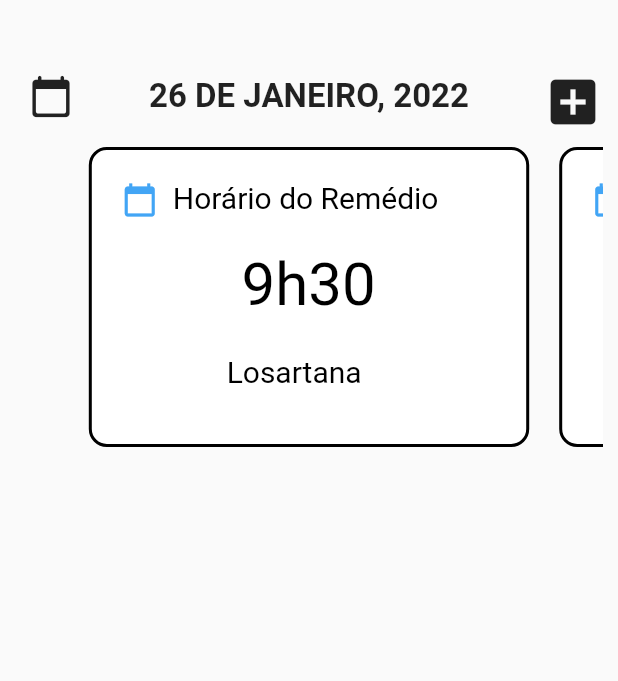
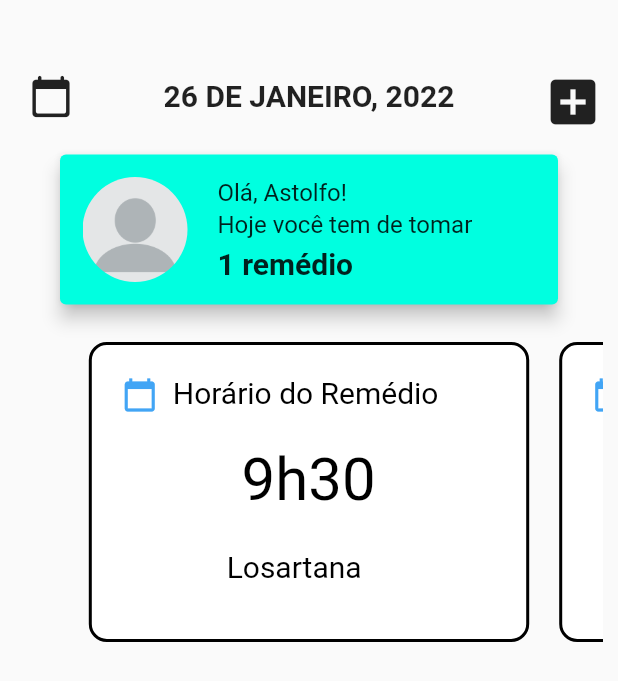
Before and after one commit to fertmarana/ERCAS-HACKATHON, a Flutter app: the Remedios widget shown alone on an empty page, opened directly, on a phone screen of 412 x 824 dp. Shown: the top 681 px of the screen. Run offline on Flutter 3.47's test engine with Material 2 defaults, Android fonts, the phone set to English and light mode, and no system bars; our stand-ins replace flutter_blue, toast.

Commit message:
lib: Remedios: add card with day notifications
Not trully functional yet

Signed-off-by: lucascardoso910 <lucascardoso910@gmail.com>

```diff
--- a/subiupressao_app/lib/app_celular/Remedios.dart
+++ b/subiupressao_app/lib/app_celular/Remedios.dart
@@ -1,7 +1,4 @@
-import 'dart:html';
-
 import 'package:flutter/material.dart';
-import 'dart:convert';
 
 import 'package:subiupressao_app/app_celular/PageView_Remedios.dart';
 
@@ -53,6 +50,7 @@ class _RemediosState extends State<Remedios> {
         // header
         Row(
           mainAxisAlignment: MainAxisAlignment.center,
+          crossAxisAlignment: CrossAxisAlignment.center,
           children: [
             IconButton(
               onPressed: () {
@@ -63,7 +61,7 @@ class _RemediosState extends State<Remedios> {
                         lastDate: DateTime(2200))
                     .then((date) {
                   setState(() {
-                    widget._dateTime = date;
+                    widget._dateTime = date == null ? widget._dateTime : date;
                   });
                 });
               },
@@ -72,7 +70,7 @@ class _RemediosState extends State<Remedios> {
             Spacer(),
             Text(
               readifyDateTime(widget._dateTime),
-              style: TextStyle(fontSize: 22, fontWeight: FontWeight.bold),
+              style: TextStyle(fontSize: 20, fontWeight: FontWeight.bold),
             ),
             Spacer(),
             IconButton(
@@ -81,6 +79,45 @@ class _RemediosState extends State<Remedios> {
             ),
           ],
         ),
+        Card(
+            margin: EdgeInsets.fromLTRB(30, 15, 30, 15),
+            elevation: 5,
+            color: const Color(0xff00ffe0),
+            child: Row(
+              children: [
+                SizedBox(width: 15,),
+                Column(
+                  children: [
+                    SizedBox(height: 15,),
+                    ClipRRect(
+                      borderRadius: BorderRadius.circular(100.0),
+                      child: Image.asset(
+                        'imagens/fotoperfil.png',
+                        fit: BoxFit.cover,
+                        height: 70,
+                        width: 70,
+                      ),
+                    ),
+                    SizedBox(height: 15,),
+                  ],
+                ),
+                SizedBox(width: 20,),
+                Column(
+                  crossAxisAlignment: CrossAxisAlignment.start,
+                  children: [
+                    Text("Olá, Astolfo!", style: TextStyle(fontSize: 16),),
+                    SizedBox(height: 2,),
+                    Text("Hoje você tem de tomar", style: TextStyle(fontSize: 16),),
+                    SizedBox(height: 5,),
+                    Text(
+                      "1 remédio",
+                      style:
+                          TextStyle(fontSize: 20, fontWeight: FontWeight.bold),
+                    ),
+                  ],
+                )
+              ],
+            )),
         PageView_Remedios(),
       ]),
     );
```
